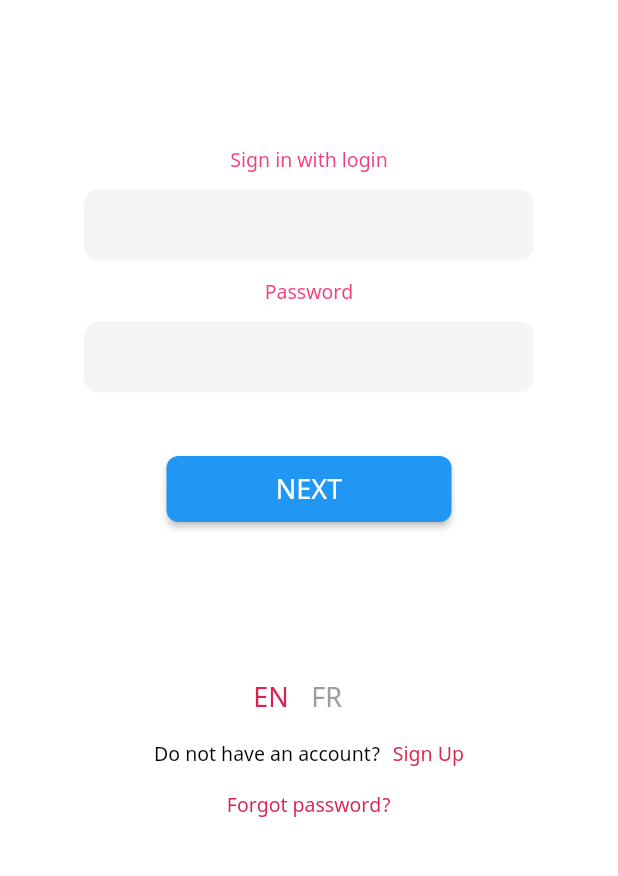
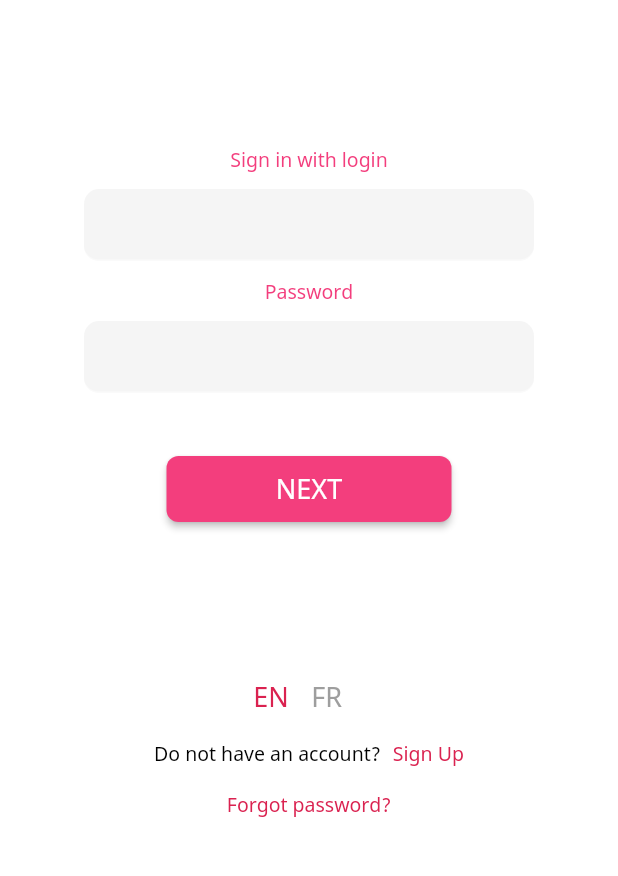
Before and after one commit to EAC-Technology/MobileApp, a Flutter app: the screen it shows after launch, on a phone screen of 412 x 824 dp, the part 273-1149 px from its top. Run offline on Flutter 3.47's test engine with Material 2 defaults, Android fonts, the phone set to English and light mode, and no system bars; our stand-ins replace convert, flutter_svg, uni_links; missing offline and left inert: flutter_webview_plugin; accounts and stored records are empty.

Commit message:
fixed: strange button color

```diff
--- a/app_in_mail/lib/main.dart
+++ b/app_in_mail/lib/main.dart
@@ -117,6 +117,7 @@ class _MyAppState extends State<MyApp> {
           fontFamily: Constants.mainFont,
           textSelectionHandleColor: Colors.white,
           buttonTheme: ButtonThemeData(
+            buttonColor: Color(0xFFF33E7D),
             textTheme: ButtonTextTheme.primary,
             minWidth: 300.0,
             height: 44.0,
```
